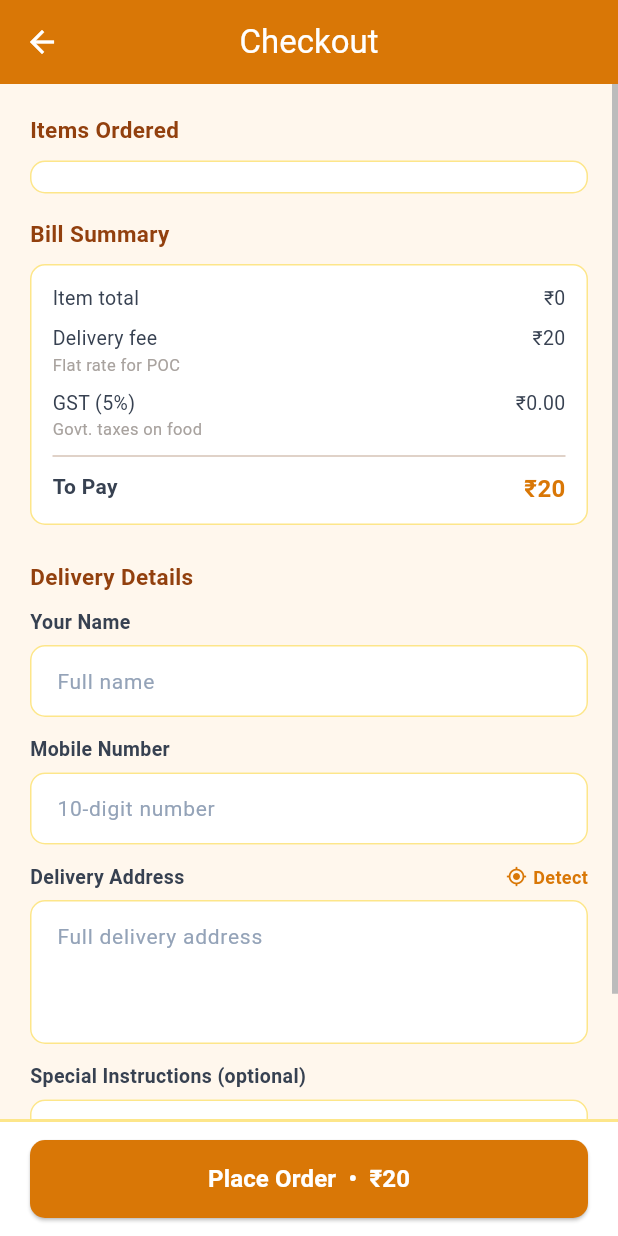
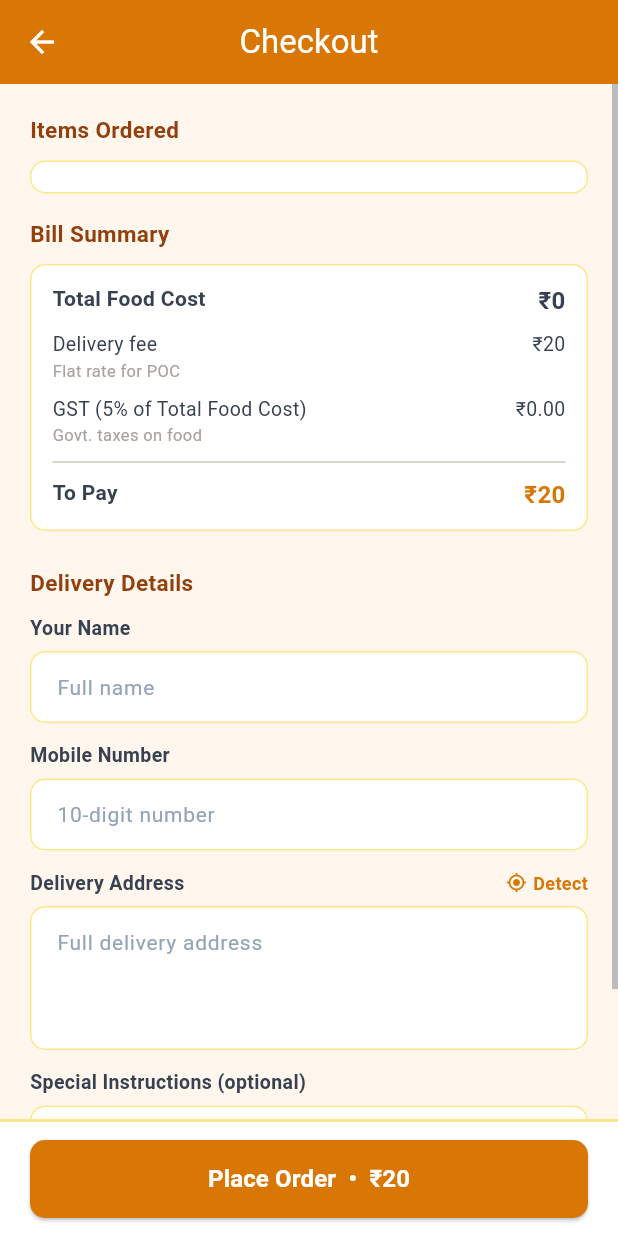
Before and after one commit to g2r1990/GSR-POC, a Flutter app: the CheckoutScreen screen opened directly, on a phone screen of 412 x 824 dp. Run offline on Flutter 3.47's test engine with Material 3 defaults, Android fonts, the phone set to English and light mode, and no system bars; our stand-ins replace geolocator, shared_preferences; accounts and stored records are empty.

Commit message:
Build #82: consistent billing for no-offer orders across all 4 customer screens
Without an offer, billing now shows Total Food Cost (bold) as the first row
and GST label is always 'GST (5% of Total Food Cost)' in both cases.
With an offer: Item Subtotal, Offer Discount, Total Food Cost, Delivery Fee, GST, To Pay.

Files: checkout_screen.dart, order_status_screen.dart,
       order_confirm_screen.dart, order_history_screen.dart

Co-Authored-By: Claude Sonnet 4.6 <noreply@anthropic.com>

```diff
--- a/gsr_app/lib/screens/customer/checkout_screen.dart
+++ b/gsr_app/lib/screens/customer/checkout_screen.dart
@@ -445,11 +445,11 @@ class _CheckoutScreenState extends State<CheckoutScreen>
                 ),
                 padding: const EdgeInsets.symmetric(horizontal: 14, vertical: 12),
                 child: Column(children: [
-                  _BillRow(
-                    label: 'Item total',
-                    value: '₹${_itemTotal.toStringAsFixed(0)}',
-                  ),
                   if (_offerApplied && _discountAmount > 0) ...[
+                    _BillRow(
+                      label: 'Item Subtotal',
+                      value: '₹${_itemTotal.toStringAsFixed(0)}',
+                    ),
                     const SizedBox(height: 8),
                     _BillRow(
                       label: _offerDiscountLabel(),
@@ -457,12 +457,12 @@ class _CheckoutScreenState extends State<CheckoutScreen>
                       valueColor: const Color(0xFF166534),
                     ),
                     const Divider(height: 16),
-                    _BillRow(
-                      label: 'Total Food Cost',
-                      value: '₹${(_itemTotal - _discountAmount).toStringAsFixed(0)}',
-                      bold: true,
-                    ),
                   ],
+                  _BillRow(
+                    label: 'Total Food Cost',
+                    value: '₹${(_offerApplied && _discountAmount > 0 ? _itemTotal - _discountAmount : _itemTotal).toStringAsFixed(0)}',
+                    bold: true,
+                  ),
                   const SizedBox(height: 8),
                   _BillRow(
                     label: 'Delivery fee',
@@ -471,9 +471,7 @@ class _CheckoutScreenState extends State<CheckoutScreen>
                   ),
                   const SizedBox(height: 8),
                   _BillRow(
-                    label: (_offerApplied && _discountAmount > 0)
-                        ? 'GST (5% of Total Food Cost)'
-                        : 'GST (5%)',
+                    label: 'GST (5% of Total Food Cost)',
                     value: '₹${_gst.toStringAsFixed(2)}',
                     sublabel: 'Govt. taxes on food',
                   ),
--- a/gsr_app/lib/screens/customer/order_confirm_screen.dart
+++ b/gsr_app/lib/screens/customer/order_confirm_screen.dart
@@ -159,8 +159,8 @@ class _OrderConfirmScreenState extends State<OrderConfirmScreen> {
                           color: Color(0xFFD97706),
                           letterSpacing: 2)),
                   const Divider(height: 24),
-                  _BillRow('Item Subtotal', '₹${(widget.total + widget.discountAmount).toStringAsFixed(0)}'),
                   if (widget.offerCode.isNotEmpty && widget.discountAmount > 0) ...[
+                    _BillRow('Item Subtotal', '₹${(widget.total + widget.discountAmount).toStringAsFixed(0)}'),
                     const SizedBox(height: 6),
                     Row(
                       mainAxisAlignment: MainAxisAlignment.spaceBetween,
@@ -181,13 +181,13 @@ class _OrderConfirmScreenState extends State<OrderConfirmScreen> {
                       ],
                     ),
                     const Divider(height: 14),
-                    _BillRow('Total Food Cost', '₹${widget.total.toStringAsFixed(0)}', bold: true),
                   ],
+                  _BillRow('Total Food Cost', '₹${widget.total.toStringAsFixed(0)}', bold: true),
                   const SizedBox(height: 6),
                   _BillRow('Delivery fee', '₹${widget.deliveryFee.toStringAsFixed(0)}'),
                   const SizedBox(height: 6),
                   _BillRow(
-                    widget.discountAmount > 0 ? 'GST (5% of Total Food Cost)' : 'GST (5%)',
+                    'GST (5% of Total Food Cost)',
                     '₹${widget.gst.toStringAsFixed(2)}',
                   ),
                   const Divider(height: 16),
--- a/gsr_app/lib/screens/customer/order_history_screen.dart
+++ b/gsr_app/lib/screens/customer/order_history_screen.dart
@@ -375,22 +375,22 @@ class _OrderCardState extends State<_OrderCard> {
                       ]),
                     ),
                   const Divider(height: 12),
-                  _BillLine('Item Subtotal', '₹${itemTotal.toStringAsFixed(0)}'),
-                  const SizedBox(height: 2),
                   if (discountAmt > 0) ...[
+                    _BillLine('Item Subtotal', '₹${itemTotal.toStringAsFixed(0)}'),
+                    const SizedBox(height: 2),
                     _BillLine(
                       offerCode.isNotEmpty ? 'Offer Discount ($offerCode)' : 'Offer Discount',
                       '- ₹${discountAmt.toStringAsFixed(0)}',
                       color: const Color(0xFF16A34A),
                     ),
                     const Divider(height: 10),
-                    _BillLine('Total Food Cost', '₹${(itemTotal - discountAmt).toStringAsFixed(0)}', bold: true),
-                    const SizedBox(height: 2),
                   ],
+                  _BillLine('Total Food Cost', '₹${(itemTotal - discountAmt).toStringAsFixed(0)}', bold: true),
+                  const SizedBox(height: 2),
                   _BillLine('Delivery fee', '₹${deliveryFee.toStringAsFixed(0)}'),
                   const SizedBox(height: 2),
                   _BillLine(
-                    discountAmt > 0 ? 'GST (5% of Total Food Cost)' : 'GST (5%)',
+                    'GST (5% of Total Food Cost)',
                     '₹${computedGst.toStringAsFixed(2)}',
                   ),
                   const Divider(height: 10),
--- a/gsr_app/lib/screens/customer/order_status_screen.dart
+++ b/gsr_app/lib/screens/customer/order_status_screen.dart
@@ -460,8 +460,8 @@ class _OrderStatusScreenState extends State<OrderStatusScreen> {
                   final _gst = double.parse((_discountedSub * 0.05).toStringAsFixed(2));
                   final _grand = _discountedSub + 20.0 + _gst;
                   return Column(children: [
-                    _BillRow('Item Subtotal', '₹${_sub.toStringAsFixed(0)}'),
                     if (_discount > 0) ...[
+                      _BillRow('Item Subtotal', '₹${_sub.toStringAsFixed(0)}'),
                       const SizedBox(height: 4),
                       Row(
                         mainAxisAlignment: MainAxisAlignment.spaceBetween,
@@ -475,13 +475,13 @@ class _OrderStatusScreenState extends State<OrderStatusScreen> {
                         ],
                       ),
                       const Divider(height: 12),
-                      _BillRow('Total Food Cost', '₹${_discountedSub.toStringAsFixed(0)}', bold: true),
                     ],
+                    _BillRow('Total Food Cost', '₹${_discountedSub.toStringAsFixed(0)}', bold: true),
                     const SizedBox(height: 4),
                     _BillRow('Delivery Fee', '₹20'),
                     const SizedBox(height: 4),
                     _BillRow(
-                      _discount > 0 ? 'GST (5% of Total Food Cost)' : 'GST (5%)',
+                      'GST (5% of Total Food Cost)',
                       '₹${_gst.toStringAsFixed(2)}',
                     ),
                     const Divider(height: 12),
```
